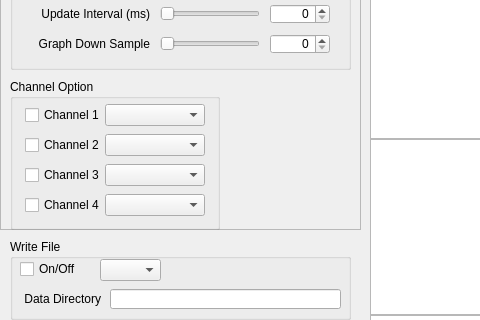
Qt form views/ni9234.ui (liupoyip/myDAQ) before a commit; both pictures show x 0 to 480 and y 221 to 541 of the 1280 by 720 pixel window.
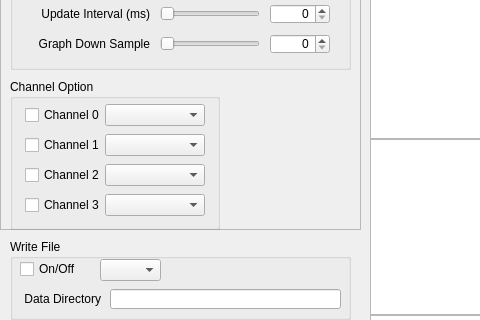
The same form after that commit.

```diff
--- a/views/ni9234.ui
+++ b/views/ni9234.ui
@@ -559,7 +559,7 @@
      <property name="geometry">
       <rect>
        <x>10</x>
-       <y>110</y>
+       <y>20</y>
        <width>190</width>
        <height>32</height>
       </rect>
@@ -580,7 +580,7 @@
        </rect>
       </property>
       <property name="text">
-       <string>Channel 4</string>
+       <string>Channel 0</string>
       </property>
      </widget>
      <widget class="QComboBox" name="Channel4_ComboBox">
@@ -598,7 +598,7 @@
      <property name="geometry">
       <rect>
        <x>10</x>
-       <y>50</y>
+       <y>80</y>
        <width>190</width>
        <height>32</height>
       </rect>
@@ -637,7 +637,7 @@
      <property name="geometry">
       <rect>
        <x>10</x>
-       <y>80</y>
+       <y>110</y>
        <width>190</width>
        <height>32</height>
       </rect>
@@ -676,7 +676,7 @@
      <property name="geometry">
       <rect>
        <x>10</x>
-       <y>20</y>
+       <y>50</y>
        <width>190</width>
        <height>32</height>
       </rect>
```
Left out of the diff: 20 changed lines with no effect on the pictures.
